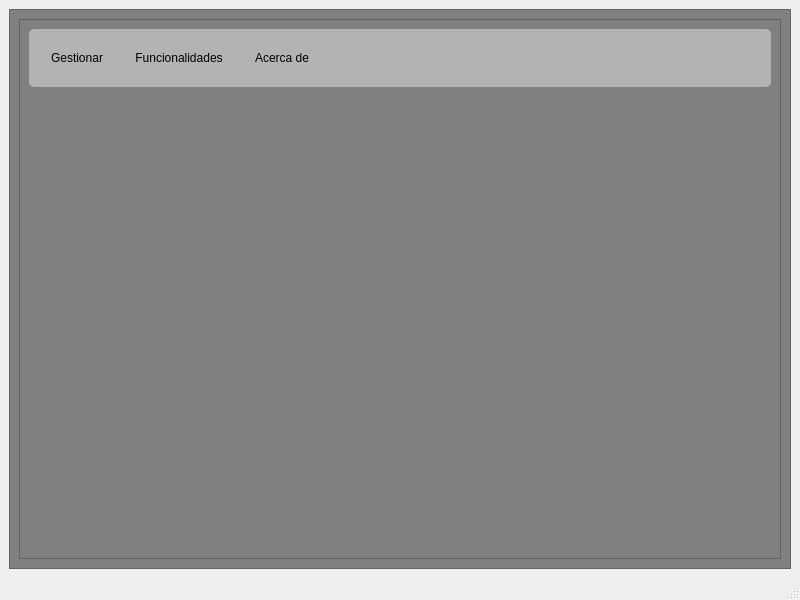
AlexCoder0309/Proyecto-Final, file vista/ui/ventana_principal.ui: the form before one commit.
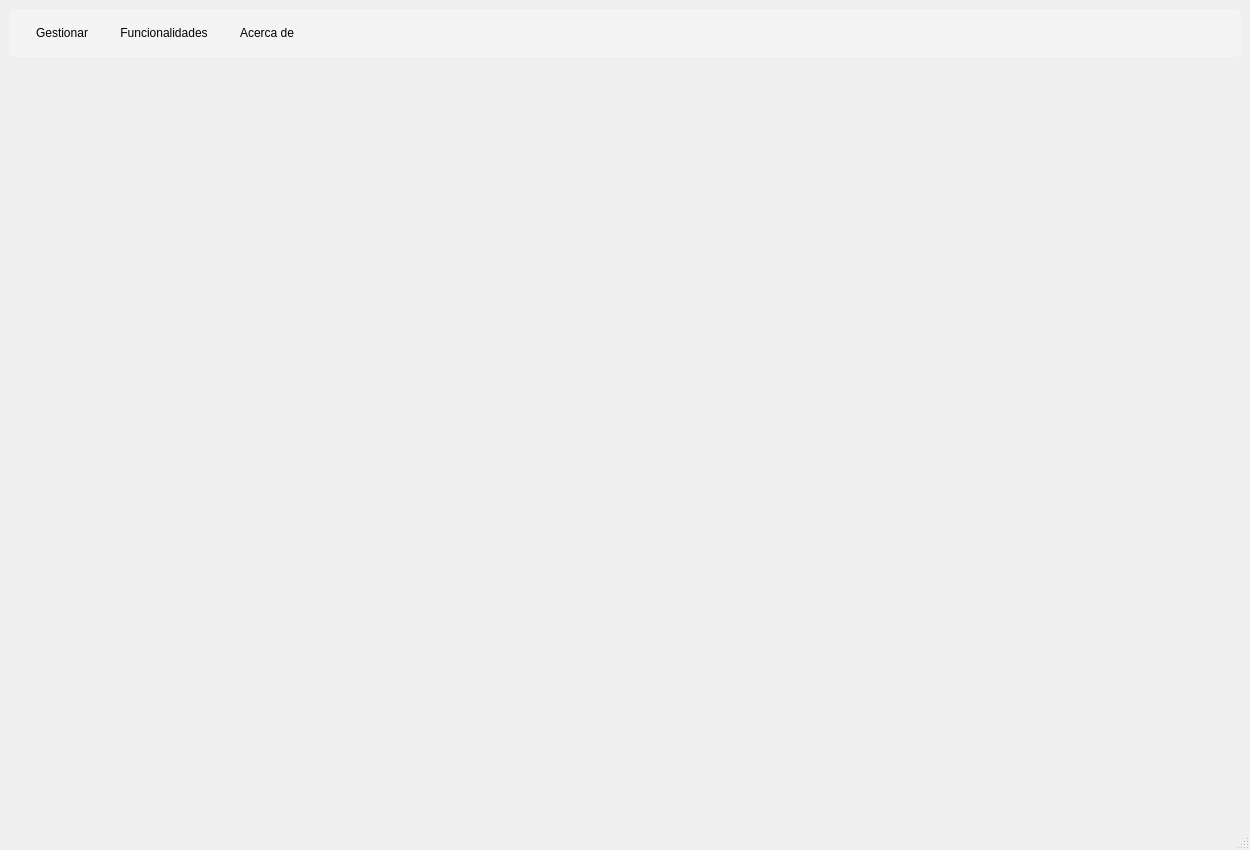
The form after the commit. Icons and pictures are not drawn.

Patch:
```diff
--- a/vista/ui/ventana_principal.ui
+++ b/vista/ui/ventana_principal.ui
@@ -6,43 +6,37 @@
    <rect>
     <x>0</x>
     <y>0</y>
-    <width>800</width>
-    <height>600</height>
+    <width>1250</width>
+    <height>850</height>
    </rect>
   </property>
+  <property name="minimumSize">
+   <size>
+    <width>1100</width>
+    <height>700</height>
+   </size>
+  </property>
   <property name="windowTitle">
-   <string>MainWindow</string>
+   <string>Menú Principal</string>
+  </property>
+  <property name="windowIcon">
+   <iconset>
+    <normaloff>../imgs/logo1.png</normaloff>../imgs/logo1.png</iconset>
+  </property>
+  <property name="styleSheet">
+   <string notr="true">QMainWindow:titleBar {
+    background-color: red;
+}</string>
   </property>
   <widget class="QWidget" name="centralwidget">
    <property name="styleSheet">
     <string notr="true"/>
    </property>
-   <layout class="QGridLayout" name="gridLayout">
-    <item row="0" column="0">
-     <widget class="QFrame" name="frame_2">
-      <property name="styleSheet">
-       <string notr="true">background-color:gray;</string>
-      </property>
-      <property name="frameShape">
-       <enum>QFrame::StyledPanel</enum>
-      </property>
-      <property name="frameShadow">
-       <enum>QFrame::Raised</enum>
-      </property>
-      <layout class="QGridLayout" name="gridLayout_2">
-       <item row="0" column="0">
-        <widget class="QFrame" name="frame_imagen">
-         <property name="frameShape">
-          <enum>QFrame::StyledPanel</enum>
-         </property>
-         <property name="frameShadow">
-          <enum>QFrame::Raised</enum>
-         </property>
          <layout class="QVBoxLayout" name="verticalLayout">
           <item>
            <widget class="QFrame" name="frame_3">
             <property name="styleSheet">
-             <string notr="true">background-color:rgba(255,255,255,0.4);
+       <string notr="true">background-color:rgba(255,255,255,0.3);
 border-radius:5px;</string>
             </property>
             <property name="frameShape">
@@ -56,8 +50,8 @@
               <widget class="QPushButton" name="btn_gestionar">
                <property name="styleSheet">
                 <string notr="true">padding:8px;
-margin:5px;
 font: 11pt &quot;Bahnschrift&quot;;
+margin: 0 0 0 10px;
 background-color:rgba(255,255,255,0);</string>
                </property>
                <property name="text">
@@ -69,8 +63,8 @@
                </property>
                <property name="iconSize">
                 <size>
-                 <width>50</width>
-                 <height>50</height>
+           <width>30</width>
+           <height>30</height>
                 </size>
                </property>
               </widget>
@@ -80,8 +74,8 @@
                <property name="styleSheet">
                 <string notr="true">padding:8px;
 background-color: rgba(255, 255, 255, 0);
-margin:5px;
-font: 12pt &quot;Bahnschrift&quot;;</string>
+margin: 0 0 0 10px;
+font: 11pt &quot;Bahnschrift&quot;;</string>
                </property>
                <property name="text">
                 <string>Funcionalidades</string>
@@ -102,10 +96,10 @@
               <widget class="QPushButton" name="btn_acerca">
                <property name="styleSheet">
                 <string notr="true">padding:8px;
-font: 12pt &quot;Courier New&quot;;
 background-color: rgba(255, 255, 255, 0);
-margin:5px;
-font: 12pt &quot;Bahnschrift&quot;;</string>
+margin: 0 0 0 10px;
+font: 11pt &quot;Bahnschrift&quot;;
+</string>
                </property>
                <property name="text">
                 <string>Acerca de</string>
@@ -129,7 +123,7 @@
                </property>
                <property name="sizeHint" stdset="0">
                 <size>
-                 <width>40</width>
+           <width>195</width>
                  <height>20</height>
                 </size>
                </property>
@@ -142,7 +136,7 @@
                </property>
                <property name="sizeHint" stdset="0">
                 <size>
-                 <width>40</width>
+           <width>194</width>
                  <height>20</height>
                 </size>
                </property>
@@ -159,16 +153,23 @@
             <property name="sizeHint" stdset="0">
              <size>
               <width>20</width>
-              <height>470</height>
+        <height>234</height>
              </size>
             </property>
            </spacer>
           </item>
-         </layout>
-        </widget>
-       </item>
-      </layout>
-     </widget>
+    <item>
+     <spacer name="verticalSpacer_2">
+      <property name="orientation">
+       <enum>Qt::Vertical</enum>
+      </property>
+      <property name="sizeHint" stdset="0">
+       <size>
+        <width>20</width>
+        <height>234</height>
+       </size>
+      </property>
+     </spacer>
     </item>
    </layout>
   </widget>
```
Lines whose indentation alone changed are shown as unchanged.
